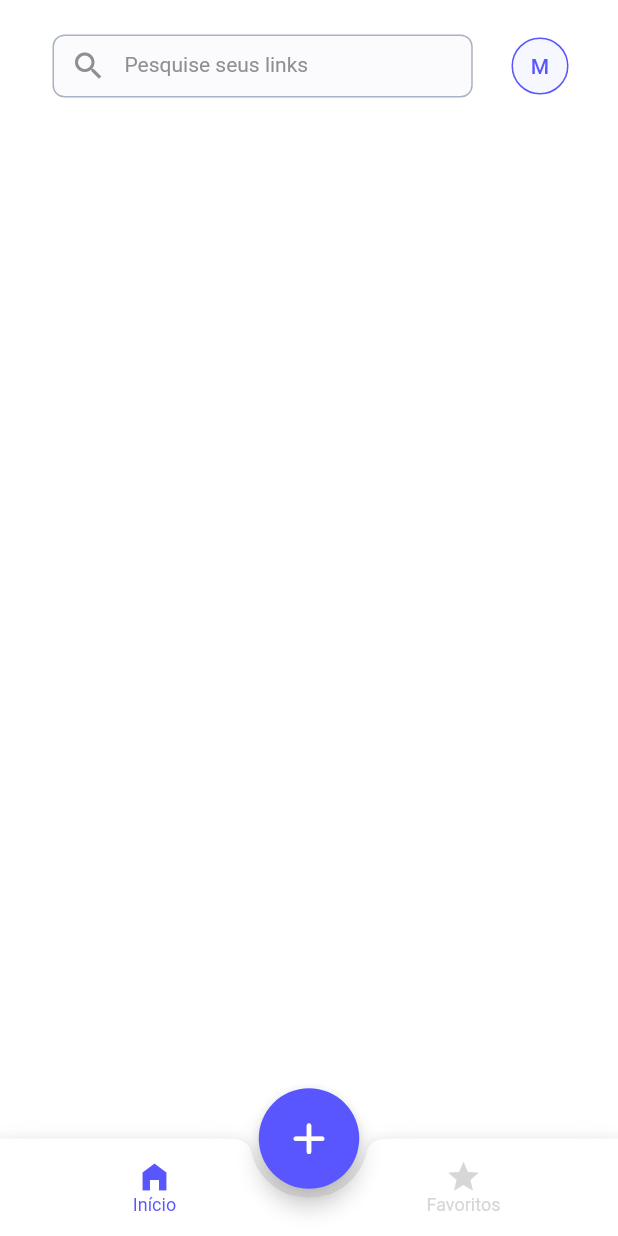
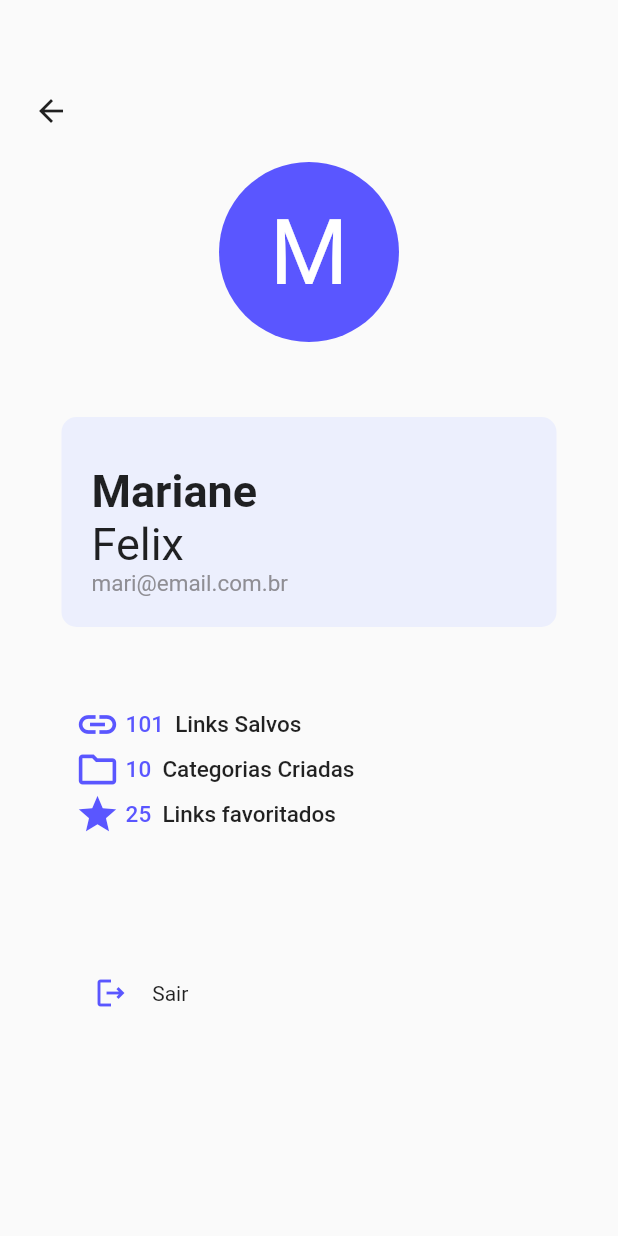
Before and after one commit to marianefelix/save-me, a Flutter app: the ScaffoldBase screen opened directly with empty values, after a tap on an icon or button, on a phone screen of 412 x 824 dp. Run offline on Flutter 3.47's test engine with Material 2 defaults, Android fonts, the phone set to English and light mode, and no system bars; our stand-ins replace flutter_svg.

Commit message:
feat: Tela de perfil

```diff
--- /dev/null
+++ b/app/lib/ui/pages/profile/profile.dart
@@ -0,0 +1,183 @@
+import 'package:app/ui/pages/login/login.dart';
+import 'package:app/ui/utils/ScaffoldBase/scaffold_base.dart';
+import 'package:app/ui/utils/custom_colors.dart';
+import 'package:flutter/material.dart';
+import 'package:flutter_svg/svg.dart';
+
+class Profile extends StatefulWidget {
+  const Profile({Key? key}) : super(key: key);
+
+  @override
+  _ProfileState createState() => _ProfileState();
+}
+
+class _ProfileState extends State<Profile> {
+  @override
+  Widget build(BuildContext context) {
+    return MaterialApp(
+      home: Scaffold(
+        body: Column(
+          children: <Widget>[
+            Row(
+              children: <Widget>[
+                Padding(
+                  padding: const EdgeInsets.only(top: 50.0, left: 10),
+                  child: BackButton(
+                      color: Colors.black87,
+                      onPressed: () => {Navigator.pop(context)}),
+                )
+              ],
+            ),
+            Row(
+              mainAxisAlignment: MainAxisAlignment.center,
+              children: <Widget>[
+                Padding(
+                    padding: const EdgeInsets.only(top: 10.0),
+                    child: Container(
+                        alignment: Alignment.center,
+                        height: 120,
+                        width: 120,
+                        decoration: BoxDecoration(
+                          borderRadius: BorderRadius.circular(60.0),
+                          color: CustomColors.purple,
+                        ),
+                        child: Text(
+                          'M',
+                          style: TextStyle(fontSize: 60, color: Colors.white),
+                        ))),
+              ],
+            ),
+            Row(mainAxisAlignment: MainAxisAlignment.center, children: <Widget>[
+              Padding(
+                  padding: const EdgeInsets.only(top: 50.0),
+                  child: Container(
+                    decoration: BoxDecoration(
+                      borderRadius: BorderRadius.circular(10.0),
+                      color: CustomColors.purple.shade200,
+                    ),
+                    height: 140,
+                    width: 330,
+                    child: Row(
+                      children: [
+                        Padding(
+                            padding: const EdgeInsets.all(20.0),
+                            child: Column(
+                              mainAxisAlignment: MainAxisAlignment.end,
+                              crossAxisAlignment: CrossAxisAlignment.start,
+                              children: [
+                                Text(
+                                  'Mariane',
+                                  style: TextStyle(
+                                      fontSize: 30,
+                                      fontWeight: FontWeight.bold),
+                                ),
+                                Text(
+                                  'Felix',
+                                  style: TextStyle(
+                                      fontSize: 30,
+                                      fontWeight: FontWeight.normal),
+                                ),
+                                Text(
+                                  'mari@email.com.br',
+                                  style: TextStyle(
+                                      fontSize: 15,
+                                      fontWeight: FontWeight.normal,
+                                      color: CustomColors.grey.shade300),
+                                )
+                              ],
+                            ))
+                      ],
+                    ),
+                  ))
+            ]),
+            Row(
+              children: [
+                Padding(
+                  padding: const EdgeInsets.all(50.0),
+                  child: Column(
+                    mainAxisAlignment: MainAxisAlignment.end,
+                    crossAxisAlignment: CrossAxisAlignment.start,
+                    children: [
+                      Row(
+                        children: [
+                          Icon(
+                            Icons.link_outlined,
+                            color: CustomColors.purple,
+                            size: 30.0,
+                          ),
+                          Text(' 101 ',
+                              style: TextStyle(
+                                  color: CustomColors.purple,
+                                  fontSize: 15,
+                                  fontWeight: FontWeight.w500)),
+                          Text(' Links Salvos ',
+                              style: TextStyle(
+                                  fontSize: 15, fontWeight: FontWeight.w500))
+                        ],
+                      ),
+                      Row(
+                        children: [
+                          Icon(
+                            Icons.folder_outlined,
+                            color: CustomColors.purple,
+                            size: 30.0,
+                          ),
+                          Text(' 10 ',
+                              style: TextStyle(
+                                  color: CustomColors.purple,
+                                  fontSize: 15,
+                                  fontWeight: FontWeight.w500)),
+                          Text(' Categorias Criadas ',
+                              style: TextStyle(
+                                  fontSize: 15, fontWeight: FontWeight.w500))
+                        ],
+                      ),
+                      Row(
+                        children: [
+                          Icon(
+                            Icons.star_outlined,
+                            color: CustomColors.purple,
+                            size: 30.0,
+                          ),
+                          Text(' 25 ',
+                              style: TextStyle(
+                                  color: CustomColors.purple,
+                                  fontSize: 15,
+                                  fontWeight: FontWeight.w500)),
+                          Text(' Links favoritados ',
+                              style: TextStyle(
+                                  fontSize: 15, fontWeight: FontWeight.w500))
+                        ],
+                      )
+                    ],
+                  ),
+                )
+              ],
+            ),
+            Row(
+              children: [
+                Padding(
+                  padding: const EdgeInsets.only(left: 50, top: 30),
+                  child: Row(children: [
+                    IconButton(
+                      icon: Icon(Icons.logout_outlined),
+                      color: CustomColors.purple,
+                      onPressed: () => {
+                        Navigator.pushReplacement(
+                            context,
+                            MaterialPageRoute(
+                                builder: (context) => const Login()))
+                      },
+                    ),
+                    Text(' Sair')
+                  ]),
+                )
+              ],
+            )
+          ],
+        ),
+      ),
+      debugShowCheckedModeBanner: false,
+    );
+  }
+}
--- a/app/lib/ui/utils/ScaffoldBase/components/Header/header.dart
+++ b/app/lib/ui/utils/ScaffoldBase/components/Header/header.dart
@@ -1,3 +1,4 @@
+import 'package:app/ui/pages/profile/profile.dart';
 import 'package:app/ui/utils/custom_colors.dart';
 import 'package:app/ui/utils/form/text_field.dart';
 import 'package:flutter/material.dart';
@@ -39,7 +40,10 @@ class Header extends StatelessWidget {
               ),
 
               ElevatedButton(
-                onPressed: () {},
+                onPressed: () {
+                  Navigator.push(context,
+                  MaterialPageRoute(builder: (context) => const Profile()));
+                },
                 child: const Text(
                   "M",
                   style: TextStyle(
```
